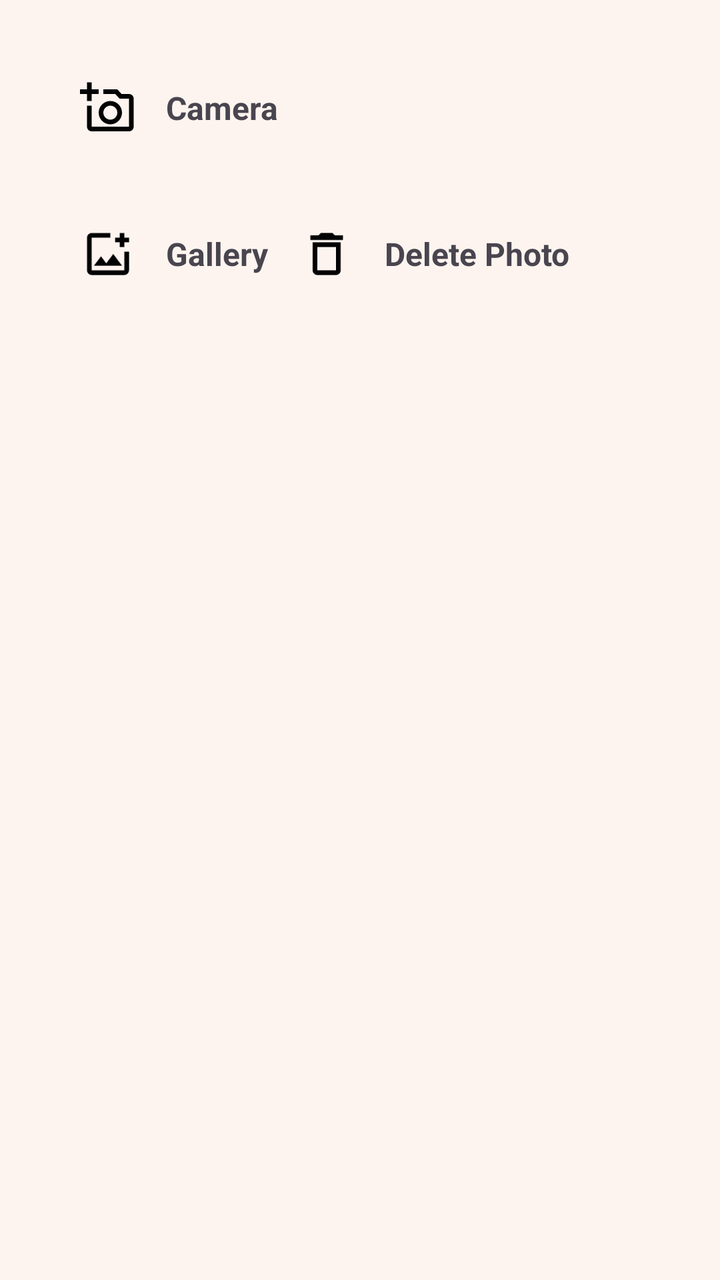
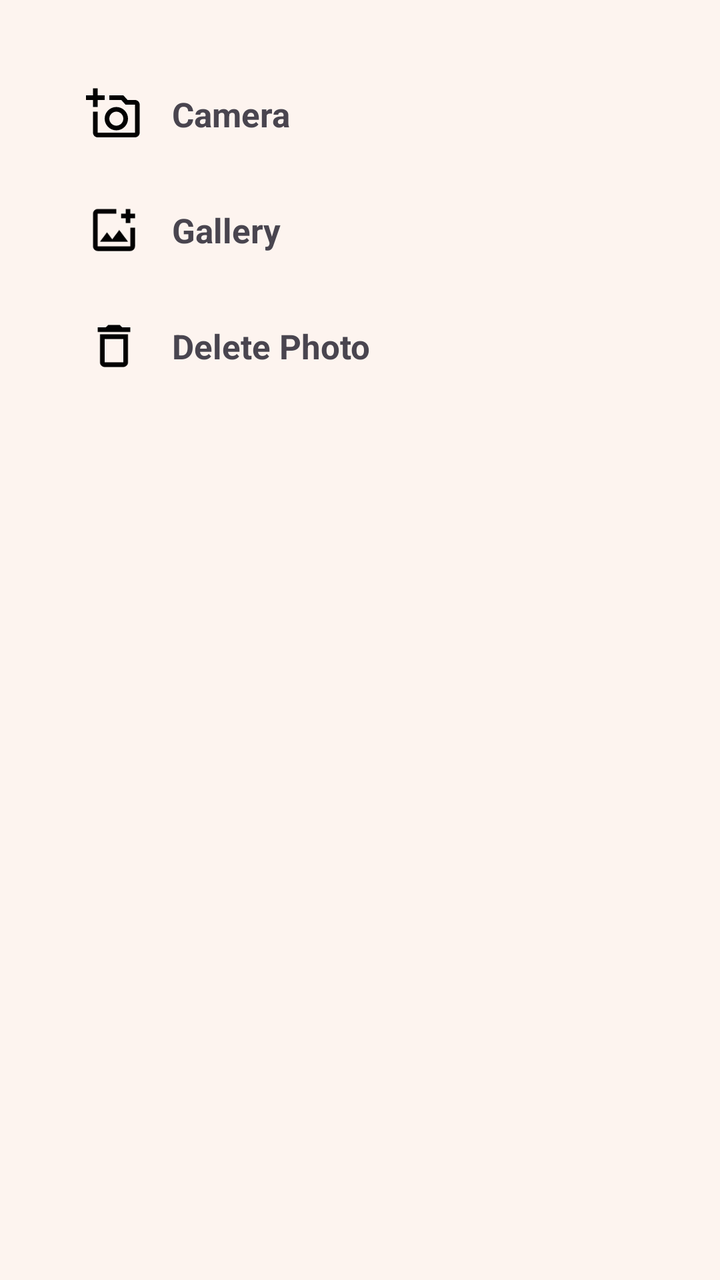

Compare the two renders of this Android layout. The source of the first and the diff that turns it into the second are given below.
<!-- AndroidManifest.xml: application theme Theme.YOLO -->
<!-- res/layout/dialog_profile.xml -->
<?xml version="1.0" encoding="utf-8"?>
<LinearLayout
    xmlns:android="http://schemas.android.com/apk/res/android"
    android:layout_width="match_parent"
    android:layout_height="wrap_content"
    android:orientation="vertical"
    android:padding="25dp"
    android:background="#FDF4EF">

    

    <LinearLayout
        android:id="@+id/layoutCamera"
        android:layout_width="match_parent"
        android:layout_height="wrap_content"
        android:orientation="horizontal"
        android:padding="15dp"
        android:gravity="center_vertical"
        android:clickable="true"
        android:focusable="true">

        <ImageView
            android:layout_width="28dp"
            android:layout_height="28dp"
            android:src="@drawable/ic_camera"/>

        <TextView
            android:layout_width="wrap_content"
            android:layout_height="wrap_content"
            android:text="Camera"
            android:textSize="16sp"
            android:textStyle="bold"
            android:layout_marginStart="15dp"/>

    </LinearLayout>

    

    <LinearLayout
        android:id="@+id/layoutGallery"
        android:layout_width="match_parent"
        android:layout_height="wrap_content"
        android:orientation="horizontal"
        android:padding="15dp"
        android:gravity="center_vertical"
        android:clickable="true"
        android:focusable="true">

        <ImageView
            android:layout_width="28dp"
            android:layout_height="28dp"
            android:src="@drawable/ic_gallery"/>

        <TextView
            android:layout_width="wrap_content"
            android:layout_height="wrap_content"
            android:text="Gallery"
            android:textSize="16sp"
            android:textStyle="bold"
            android:layout_marginStart="15dp"/>
        

        <LinearLayout
            android:id="@+id/layoutDelete"
            android:layout_width="match_parent"
            android:layout_height="wrap_content"
            android:orientation="horizontal"
            android:padding="15dp"
            android:gravity="center_vertical">

            <ImageView
                android:layout_width="28dp"
                android:layout_height="28dp"
                android:src="@drawable/ic_delete"/>

            <TextView
                android:layout_width="wrap_content"
                android:layout_height="wrap_content"
                android:text="Delete Photo"
                android:textSize="16sp"
                android:textStyle="bold"
                android:layout_marginStart="15dp"/>

        </LinearLayout>

    </LinearLayout>

</LinearLayout>
<!-- resources referenced by this layout -->
<resources>
  <!-- drawable ic_camera (drawable) -->
  <vector xmlns:android="http://schemas.android.com/apk/res/android" android:height="24dp" android:tint="#020202" android:viewportHeight="24" android:viewportWidth="24" android:width="24dp">
        
      <path android:fillColor="@android:color/white" android:pathData="M21,6h-3.17L16,4h-6v2h5.12l1.83,2L21,8v12L5,20v-9L3,11v9c0,1.1 0.9,2 2,2h16c1.1,0 2,-0.9 2,-2L23,8c0,-1.1 -0.9,-2 -2,-2zM8,14c0,2.76 2.24,5 5,5s5,-2.24 5,-5 -2.24,-5 -5,-5 -5,2.24 -5,5zM13,11c1.65,0 3,1.35 3,3s-1.35,3 -3,3 -3,-1.35 -3,-3 1.35,-3 3,-3zM5,6h3L8,4L5,4L5,1L3,1v3L0,4v2h3v3h2z"/>
      
  </vector>
  <!-- drawable ic_delete (drawable) -->
  <vector xmlns:android="http://schemas.android.com/apk/res/android" android:height="24dp" android:tint="#020202" android:viewportHeight="24" android:viewportWidth="24" android:width="24dp">
        
      <path android:fillColor="@android:color/white" android:pathData="M16,9v10H8V9h8m-1.5,-6h-5l-1,1H5v2h14V4h-3.5l-1,-1zM18,7H6v12c0,1.1 0.9,2 2,2h8c1.1,0 2,-0.9 2,-2V7z"/>
      
  </vector>
  <!-- drawable ic_gallery (drawable) -->
  <vector xmlns:android="http://schemas.android.com/apk/res/android" android:height="24dp" android:tint="#020202" android:viewportHeight="960" android:viewportWidth="960" android:width="24dp">
        
      <path android:fillColor="@android:color/white" android:pathData="M480,480Q480,480 480,480Q480,480 480,480L480,480Q480,480 480,480Q480,480 480,480L480,480Q480,480 480,480Q480,480 480,480L480,480Q480,480 480,480Q480,480 480,480L480,480Q480,480 480,480Q480,480 480,480Q480,480 480,480Q480,480 480,480ZM200,840Q167,840 143.5,816.5Q120,793 120,760L120,200Q120,167 143.5,143.5Q167,120 200,120L520,120Q520,137 520,157Q520,177 520,200L200,200Q200,200 200,200Q200,200 200,200L200,760Q200,760 200,760Q200,760 200,760L760,760Q760,760 760,760Q760,760 760,760L760,440Q783,440 803,440Q823,440 840,440L840,760Q840,793 816.5,816.5Q793,840 760,840L200,840ZM240,680L720,680L570,480L450,640L360,520L240,680ZM680,360L680,280L600,280L600,200L680,200L680,120L760,120L760,200L840,200L840,280L760,280L760,360L680,360Z"/>
      
  </vector>
  <style name="Theme.YOLO" parent="Base.Theme.YOLO" />
  <style name="Base.Theme.YOLO" parent="Theme.Material3.DayNight.NoActionBar">
          
          
      </style>
</resources>

<!-- the commit's change to res/layout/dialog_profile.xml (unified diff, before → after) -->
@@ -4,7 +4,7 @@
     android:layout_width="match_parent"
     android:layout_height="wrap_content"
     android:orientation="vertical"
-    android:padding="25dp"
+    android:padding="28dp"
     android:background="#FDF4EF">
 
     
@@ -28,7 +28,7 @@
             android:layout_width="wrap_content"
             android:layout_height="wrap_content"
             android:text="Camera"
-            android:textSize="16sp"
+            android:textSize="17sp"
             android:textStyle="bold"
             android:layout_marginStart="15dp"/>
 
@@ -55,33 +55,34 @@
             android:layout_width="wrap_content"
             android:layout_height="wrap_content"
             android:text="Gallery"
-            android:textSize="16sp"
+            android:textSize="17sp"
             android:textStyle="bold"
             android:layout_marginStart="15dp"/>
-        
 
-        <LinearLayout
-            android:id="@+id/layoutDelete"
-            android:layout_width="match_parent"
+    </LinearLayout>
+
+    
+
+    <LinearLayout
+        android:id="@+id/layoutDelete"
+        android:layout_width="match_parent"
+        android:layout_height="wrap_content"
+        android:orientation="horizontal"
+        android:padding="15dp"
+        android:gravity="center_vertical">
+
+        <ImageView
+            android:layout_width="28dp"
+            android:layout_height="28dp"
+            android:src="@drawable/ic_delete"/>
+
+        <TextView
+            android:layout_width="wrap_content"
             android:layout_height="wrap_content"
-            android:orientation="horizontal"
-            android:padding="15dp"
-            android:gravity="center_vertical">
-
-            <ImageView
-                android:layout_width="28dp"
-                android:layout_height="28dp"
-                android:src="@drawable/ic_delete"/>
-
-            <TextView
-                android:layout_width="wrap_content"
-                android:layout_height="wrap_content"
-                android:text="Delete Photo"
-                android:textSize="16sp"
-                android:textStyle="bold"
-                android:layout_marginStart="15dp"/>
-
-        </LinearLayout>
+            android:text="Delete Photo"
+            android:textSize="17sp"
+            android:textStyle="bold"
+            android:layout_marginStart="15dp"/>
 
     </LinearLayout>
 
